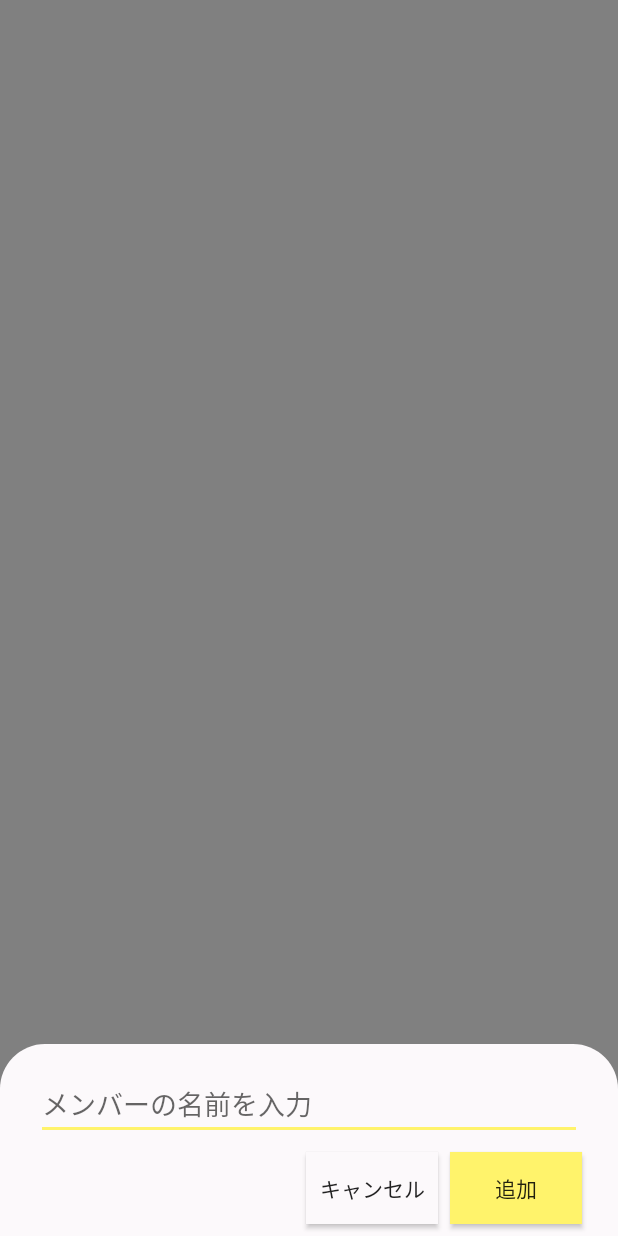
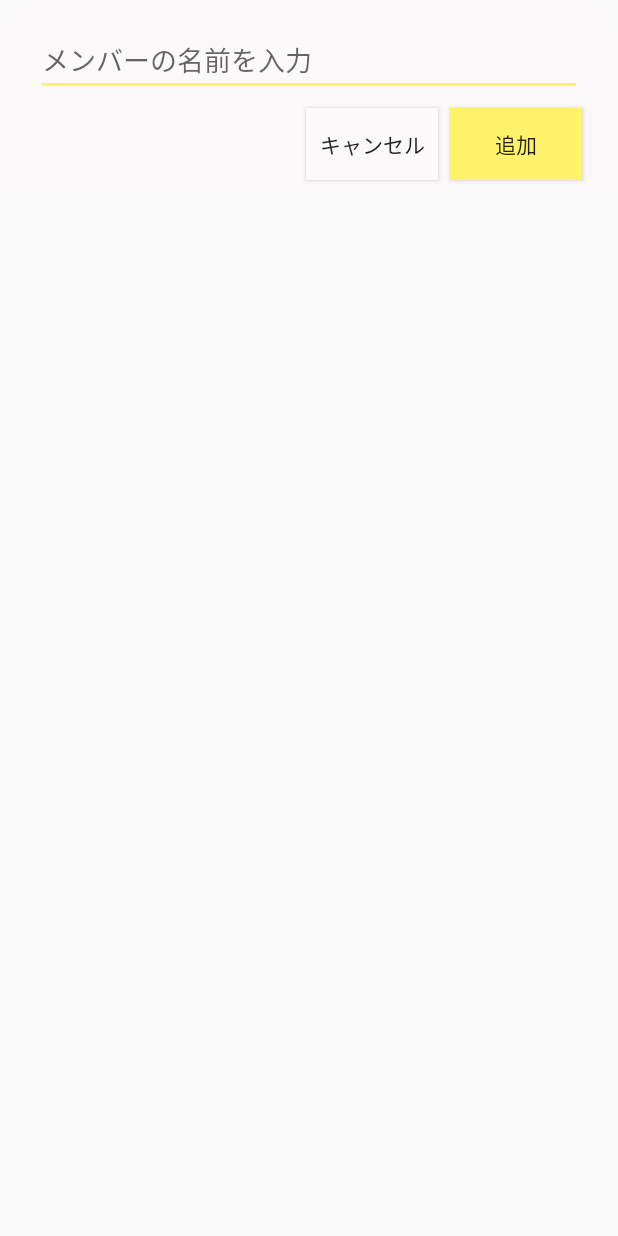
Before and after one commit to emusute1212/MakaseteChoiceForAndroid, an Android app: the layout dialog_add_member.xml on its own in the app's theme, with its tools: preview values and no code run, on a phone screen of 412 x 824 dp. Run offline under Robolectric (Android 15) with nearby library versions, the phone set to English and light mode, and no system bars.

Commit message:
feat: make add dialog

```diff
--- a/app/src/main/java/io/github/emusute1212/makasetechoice/MainActivity.kt
+++ b/app/src/main/java/io/github/emusute1212/makasetechoice/MainActivity.kt
@@ -1,7 +1,7 @@
 package io.github.emusute1212.makasetechoice
 
+import android.os.Bundle
 import androidx.appcompat.app.AppCompatActivity
-import android.os.Bundle
 
 class MainActivity : AppCompatActivity() {
 
--- a/app/src/main/res/layout/dialog_add_member.xml
+++ b/app/src/main/res/layout/dialog_add_member.xml
@@ -1,13 +1,9 @@
 <?xml version="1.0" encoding="utf-8"?>
+
 <androidx.constraintlayout.widget.ConstraintLayout xmlns:android="http://schemas.android.com/apk/res/android"
     xmlns:app="http://schemas.android.com/apk/res-auto"
+    android:id="@+id/content_area"
     android:layout_width="match_parent"
-    android:layout_height="match_parent"
-    android:background="@color/dialogBackground">
-
-    <androidx.constraintlayout.widget.ConstraintLayout
-        android:id="@+id/content_area"
-        android:layout_width="0dp"
     android:layout_height="wrap_content"
     android:background="@drawable/add_member_dialog_background"
     android:minHeight="118dp"
@@ -57,4 +53,3 @@
         app:layout_constraintStart_toStartOf="parent"
         app:layout_constraintTop_toTopOf="@+id/button" />
 </androidx.constraintlayout.widget.ConstraintLayout>
-</androidx.constraintlayout.widget.ConstraintLayout>
```
Also changed, not shown: app/src/main/java/io/github/emusute1212/makasetechoice/members/add/AddMemberDialogFragment.kt (added, +38 -0 lines). Lines whose indentation alone changed are shown as unchanged.
